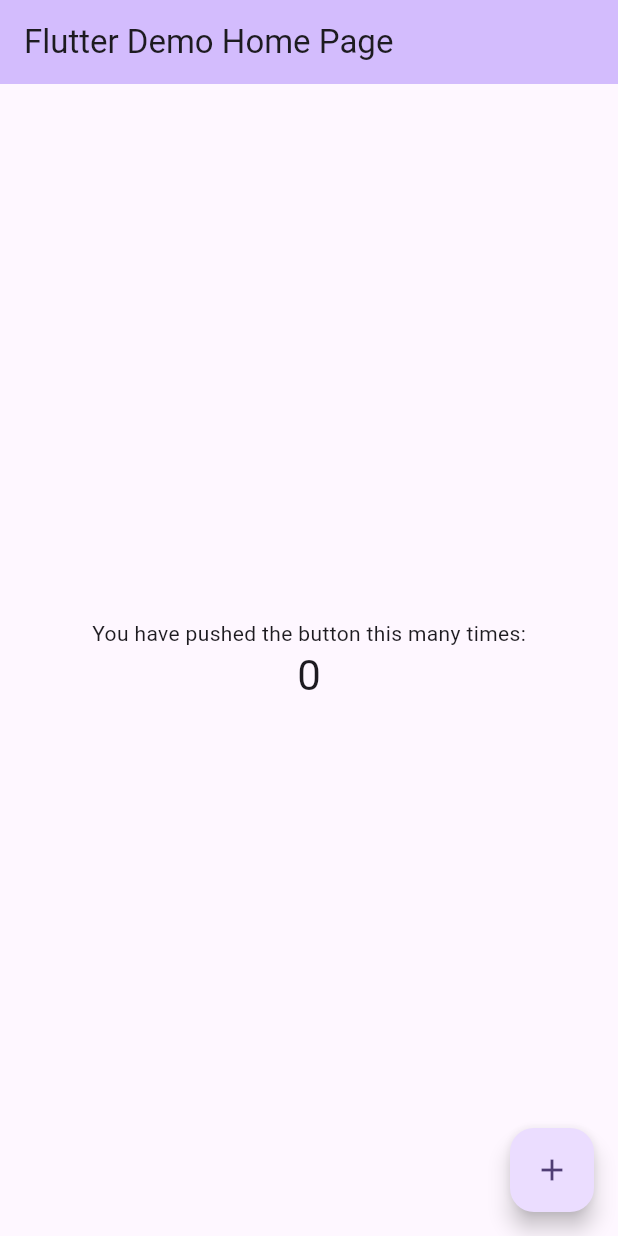
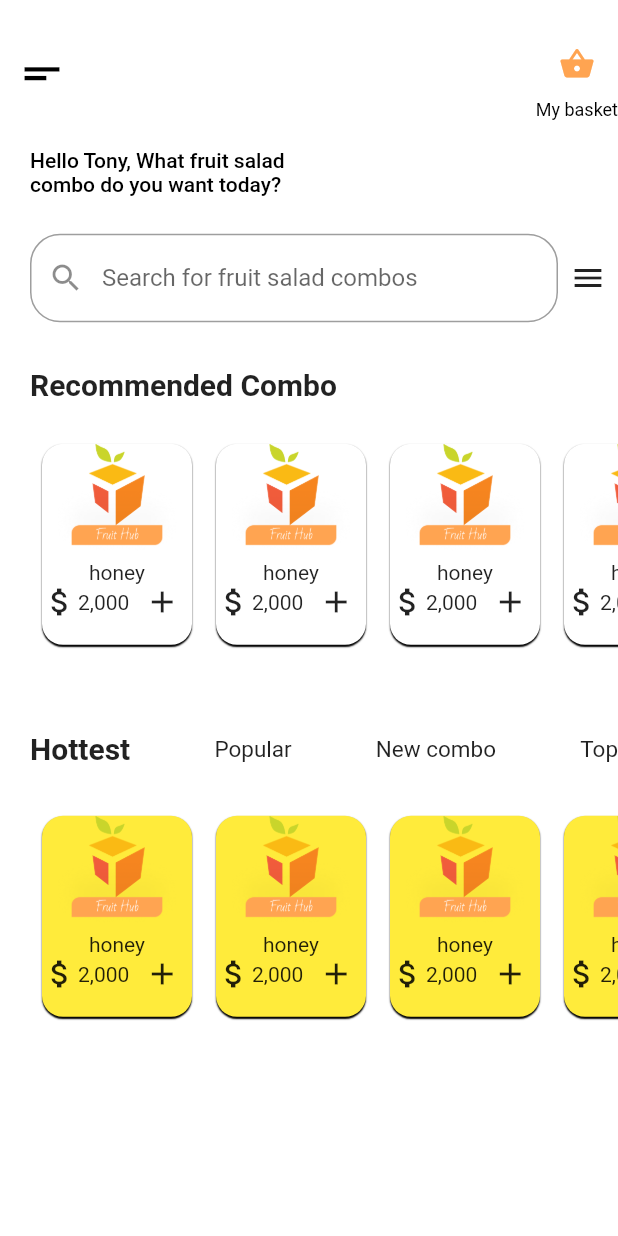
Before and after one commit to Ozodbekyum/food_hub, a Flutter app: the screen it shows after launch, on a phone screen of 412 x 824 dp. Run offline on Flutter 3.47's test engine with Material 2 defaults, Android fonts, the phone set to English and light mode, and no system bars.

Commit message:
5/10 done

```diff
--- a/lib/main.dart
+++ b/lib/main.dart
@@ -1,4 +1,5 @@
 import 'package:flutter/material.dart';
+import 'package:food_hub/pages/home_page.dart';
 
 void main() {
   runApp(const MyApp());
@@ -10,116 +11,9 @@ class MyApp extends StatelessWidget {
   // This widget is the root of your application.
   @override
   Widget build(BuildContext context) {
-    return MaterialApp(
-      title: 'Flutter Demo',
-      theme: ThemeData(
-        // This is the theme of your application.
-        //
-        // TRY THIS: Try running your application with "flutter run". You'll see
-        // the application has a blue toolbar. Then, without quitting the app,
-        // try changing the seedColor in the colorScheme below to Colors.green
-        // and then invoke "hot reload" (save your changes or press the "hot
-        // reload" button in a Flutter-supported IDE, or press "r" if you used
-        // the command line to start the app).
-        //
-        // Notice that the counter didn't reset back to zero; the application
-        // state is not lost during the reload. To reset the state, use hot
-        // restart instead.
-        //
-        // This works for code too, not just values: Most code changes can be
-        // tested with just a hot reload.
-        colorScheme: ColorScheme.fromSeed(seedColor: Colors.deepPurple),
-        useMaterial3: true,
-      ),
-      home: const MyHomePage(title: 'Flutter Demo Home Page'),
+    return const MaterialApp(
+      debugShowCheckedModeBanner: false,
+      home: HomePage(),
     );
   }
 }
-
-class MyHomePage extends StatefulWidget {
-  const MyHomePage({super.key, required this.title});
-
-  // This widget is the home page of your application. It is stateful, meaning
-  // that it has a State object (defined below) that contains fields that affect
-  // how it looks.
-
-  // This class is the configuration for the state. It holds the values (in this
-  // case the title) provided by the parent (in this case the App widget) and
-  // used by the build method of the State. Fields in a Widget subclass are
-  // always marked "final".
-
-  final String title;
-
-  @override
-  State<MyHomePage> createState() => _MyHomePageState();
-}
-
-class _MyHomePageState extends State<MyHomePage> {
-  int _counter = 0;
-
-  void _incrementCounter() {
-    setState(() {
-      // This call to setState tells the Flutter framework that something has
-      // changed in this State, which causes it to rerun the build method below
-      // so that the display can reflect the updated values. If we changed
-      // _counter without calling setState(), then the build method would not be
-      // called again, and so nothing would appear to happen.
-      _counter++;
-    });
-  }
-
-  @override
-  Widget build(BuildContext context) {
-    // This method is rerun every time setState is called, for instance as done
-    // by the _incrementCounter method above.
-    //
-    // The Flutter framework has been optimized to make rerunning build methods
-    // fast, so that you can just rebuild anything that needs updating rather
-    // than having to individually change instances of widgets.
-    return Scaffold(
-      appBar: AppBar(
-        // TRY THIS: Try changing the color here to a specific color (to
-        // Colors.amber, perhaps?) and trigger a hot reload to see the AppBar
-        // change color while the other colors stay the same.
-        backgroundColor: Theme.of(context).colorScheme.inversePrimary,
-        // Here we take the value from the MyHomePage object that was created by
-        // the App.build method, and use it to set our appbar title.
-        title: Text(widget.title),
-      ),
-      body: Center(
-        // Center is a layout widget. It takes a single child and positions it
-        // in the middle of the parent.
-        child: Column(
-          // Column is also a layout widget. It takes a list of children and
-          // arranges them vertically. By default, it sizes itself to fit its
-          // children horizontally, and tries to be as tall as its parent.
-          //
-          // Column has various properties to control how it sizes itself and
-          // how it positions its children. Here we use mainAxisAlignment to
-          // center the children vertically; the main axis here is the vertical
-          // axis because Columns are vertical (the cross axis would be
-          // horizontal).
-          //
-          // TRY THIS: Invoke "debug painting" (choose the "Toggle Debug Paint"
-          // action in the IDE, or press "p" in the console), to see the
-          // wireframe for each widget.
-          mainAxisAlignment: MainAxisAlignment.center,
-          children: <Widget>[
-            const Text(
-              'You have pushed the button this many times:',
-            ),
-            Text(
-              '$_counter',
-              style: Theme.of(context).textTheme.headlineMedium,
-            ),
-          ],
-        ),
-      ),
-      floatingActionButton: FloatingActionButton(
-        onPressed: _incrementCounter,
-        tooltip: 'Increment',
-        child: const Icon(Icons.add),
-      ), // This trailing comma makes auto-formatting nicer for build methods.
-    );
-  }
-}
--- /dev/null
+++ b/lib/pages/food_containers.dart
@@ -0,0 +1,46 @@
+import 'package:flutter/material.dart';
+
+class FoodContainers extends StatelessWidget {
+  final String img;
+  final String foodName;
+  final String foodCost;
+  final Color containerColor;
+  const FoodContainers({
+    super.key,
+    required this.img,
+    required this.foodName,
+    required this.foodCost,
+    required this.containerColor,
+  });
+
+  @override
+  Widget build(BuildContext context) {
+    return Padding(
+      padding: const EdgeInsets.all(8.0),
+      child: Container(
+        height: 100,
+        width: 100,
+        decoration: BoxDecoration(
+            borderRadius: BorderRadius.circular(14),
+            color: containerColor,
+            boxShadow: [BoxShadow(offset: Offset(0, 1), blurRadius: 0.1)]),
+        child: Column(
+          children: [
+            Center(child: Image.asset(img)),
+            Text(foodName),
+            Row(
+              children: [
+                Icon(Icons.attach_money_outlined),
+                Text(foodCost),
+                SizedBox(
+                  width: 10,
+                ),
+                Icon(Icons.add)
+              ],
+            )
+          ],
+        ),
+      ),
+    );
+  }
+}
--- /dev/null
+++ b/lib/pages/home_page.dart
@@ -0,0 +1,165 @@
+import 'package:flutter/material.dart';
+import 'package:food_hub/pages/food_containers.dart';
+import 'package:food_hub/pages/my_basket.dart';
+
+class HomePage extends StatefulWidget {
+  const HomePage({super.key});
+
+  @override
+  State<HomePage> createState() => _HomePageState();
+}
+
+class _HomePageState extends State<HomePage> {
+  @override
+  Widget build(BuildContext context) {
+    return Scaffold(
+      appBar: AppBar(
+        toolbarHeight: MediaQuery.of(context).size.height * 0.12,
+        backgroundColor: Colors.white,
+        elevation: 0,
+        leading: const Icon(
+          Icons.short_text_sharp,
+          size: 35,
+          color: Colors.black,
+        ),
+        actions: [
+          Column(
+            mainAxisAlignment: MainAxisAlignment.center,
+            children: [
+              IconButton(
+                onPressed: () {
+                  Navigator.push(
+                      context,
+                      MaterialPageRoute(
+                        builder: (context) => MyBasket(),
+                      ));
+                },
+                icon: const Icon(
+                  Icons.shopping_basket,
+                ),
+                color: const Color.fromARGB(255, 255, 164, 81),
+              ),
+              const Text(
+                'My basket',
+                style: TextStyle(color: Colors.black, fontSize: 12),
+              )
+            ],
+          )
+        ],
+      ),
+      backgroundColor: Colors.white,
+      body: Container(
+        padding: EdgeInsets.only(left: 20),
+        child: Column(
+          crossAxisAlignment: CrossAxisAlignment.start,
+          children: [
+            const Text(
+              'Hello Tony, What fruit salad \ncombo do you want today?',
+              style: TextStyle(
+                color: Colors.black,
+                fontWeight: FontWeight.w500,
+              ),
+            ),
+            const SizedBox(
+              height: 25,
+            ),
+            const Row(
+              children: [
+                Expanded(
+                  child: Padding(
+                    padding: EdgeInsets.only(right: 8.0),
+                    child: TextField(
+                      decoration: InputDecoration(
+                        hintText: 'Search for fruit salad combos',
+                        prefixIcon: Icon(Icons.search),
+                        border: OutlineInputBorder(
+                          borderRadius: BorderRadius.all(
+                            Radius.circular(20),
+                          ),
+                        ),
+                      ),
+                    ),
+                  ),
+                ),
+                Padding(
+                  padding: EdgeInsets.only(right: 8.0),
+                  child: Icon(Icons.menu),
+                )
+              ],
+            ),
+            const SizedBox(
+              height: 30,
+            ),
+            const Text(
+              'Recommended Combo',
+              style: TextStyle(fontWeight: FontWeight.w600, fontSize: 20),
+            ),
+            const SizedBox(
+              height: 20,
+            ),
+            Container(
+              height: 150,
+              child: ListView.builder(
+                scrollDirection: Axis.horizontal,
+                itemCount: 6,
+                itemBuilder: (context, index) {
+                  return const FoodContainers(
+                      img: 'lib/images/foodhub.png',
+                      foodName: 'honey',
+                      foodCost: '2,000',
+                      containerColor: Colors.white);
+                },
+              ),
+            ),
+            const SizedBox(
+              height: 50,
+            ),
+            const Row(
+              mainAxisAlignment: MainAxisAlignment.spaceBetween,
+              children: [
+                Text(
+                  'Hottest',
+                  style: TextStyle(fontWeight: FontWeight.w600, fontSize: 20),
+                ),
+                Text(
+                  'Popular',
+                  style: TextStyle(fontWeight: FontWeight.w400, fontSize: 15),
+                ),
+                Text(
+                  'New combo',
+                  style: TextStyle(fontWeight: FontWeight.w400, fontSize: 15),
+                ),
+                Text(
+                  'Top',
+                  style: TextStyle(fontWeight: FontWeight.w400, fontSize: 15),
+                ),
+              ],
+            ),
+            // const Divider(
+            //   color: Color.fromARGB(255, 255, 164, 81),
+            //   thickness: 3,
+            //   endIndent: 350,
+            // ),
+            const SizedBox(
+              height: 25,
+            ),
+            Container(
+              height: 150,
+              child: ListView.builder(
+                scrollDirection: Axis.horizontal,
+                itemCount: 6,
+                itemBuilder: (context, index) {
+                  return const FoodContainers(
+                      img: 'lib/images/foodhub.png',
+                      foodName: 'honey',
+                      foodCost: '2,000',
+                      containerColor: Colors.yellow);
+                },
+              ),
+            ),
+          ],
+        ),
+      ),
+    );
+  }
+}
--- a/pubspec.yaml
+++ b/pubspec.yaml
@@ -59,8 +59,8 @@ flutter:
   uses-material-design: true
 
   # To add assets to your application, add an assets section, like this:
-  # assets:
-  #   - images/a_dot_burr.jpeg
+  assets:
+    - lib/images/
   #   - images/a_dot_ham.jpeg
 
   # An image asset can refer to one or more resolution-specific "variants", see
```
Also changed, not shown: lib/pages/Auth_page.dart (added, +86 -0 lines), lib/pages/logo_page.dart (added, +31 -0 lines), lib/pages/my_basket.dart (added, +94 -0 lines), lib/pages/welcome_page.dart (added, +85 -0 lines), lib/images/basket.png (added), lib/images/breakfast.png (added), lib/images/food_basket.png (added), lib/images/food_basket2.png (added), lib/images/foodhub.png (added).
